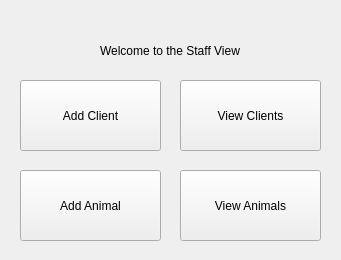
The window that guitest/postloginstaff.ui (cameronhawtin/Animal-Farm-cuACS) describes before a commit, drawn with Qt 5.
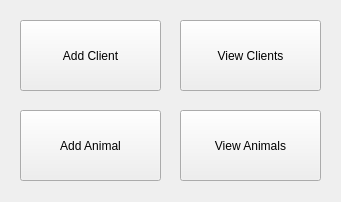
The same window after the commit.

Commit message: Removed staff home screen label

Patch:
```diff
--- a/guitest/postloginstaff.ui
+++ b/guitest/postloginstaff.ui
@@ -7,30 +7,17 @@
     <x>0</x>
     <y>0</y>
     <width>341</width>
-    <height>260</height>
+    <height>202</height>
    </rect>
   </property>
   <property name="windowTitle">
    <string>Dialog</string>
   </property>
-  <widget class="QLabel" name="WelcomeLabel">
-   <property name="geometry">
-    <rect>
-     <x>100</x>
-     <y>20</y>
-     <width>181</width>
-     <height>61</height>
-    </rect>
-   </property>
-   <property name="text">
-    <string>Welcome to the Staff View</string>
-   </property>
-  </widget>
   <widget class="QPushButton" name="AddAnimalButton">
    <property name="geometry">
     <rect>
      <x>20</x>
-     <y>170</y>
+     <y>110</y>
      <width>141</width>
      <height>71</height>
     </rect>
@@ -46,7 +33,7 @@
    <property name="geometry">
     <rect>
      <x>180</x>
-     <y>170</y>
+     <y>110</y>
      <width>141</width>
      <height>71</height>
     </rect>
@@ -62,7 +49,7 @@
    <property name="geometry">
     <rect>
      <x>20</x>
-     <y>80</y>
+     <y>20</y>
      <width>141</width>
      <height>71</height>
     </rect>
@@ -78,7 +65,7 @@
    <property name="geometry">
     <rect>
      <x>180</x>
-     <y>80</y>
+     <y>20</y>
      <width>141</width>
      <height>71</height>
     </rect>
```
The commit also changes 3 other files.
